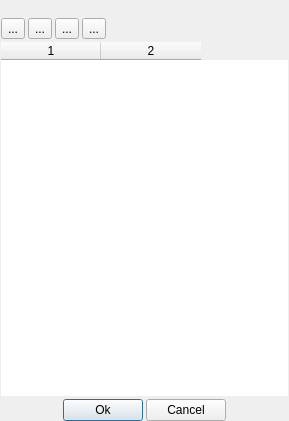
Qt form engine/core/render/base/editor/shader/node/ui/parameter_list_editor_dialog.ui (timi-liuliang/echo) before a commit.
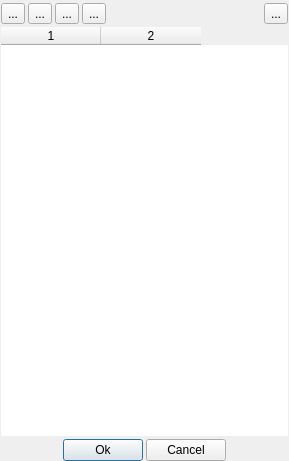
The same form after that commit. Custom widgets are drawn as their Qt base class.

Commit message: Custom Property Editor for edit ParamterList #880

The edit to the form file:
```diff
--- a/engine/core/render/base/editor/shader/node/ui/parameter_list_editor_dialog.ui
+++ b/engine/core/render/base/editor/shader/node/ui/parameter_list_editor_dialog.ui
@@ -7,7 +7,7 @@
     <x>0</x>
     <y>0</y>
     <width>289</width>
-    <height>421</height>
+    <height>461</height>
    </rect>
   </property>
   <property name="windowTitle">
@@ -21,7 +21,7 @@
     <number>1</number>
    </property>
    <property name="topMargin">
-    <number>1</number>
+    <number>3</number>
    </property>
    <property name="rightMargin">
     <number>1</number>
@@ -29,9 +29,6 @@
    <property name="bottomMargin">
     <number>0</number>
    </property>
-   <item>
-    <widget class="QT_UI::QMenuBarEx" name="m_menuBar"/>
-   </item>
    <item>
     <layout class="QHBoxLayout" name="horizontalLayout_2">
      <item>
@@ -87,17 +84,18 @@
       </widget>
      </item>
      <item>
-      <spacer name="horizontalSpacer_3">
-       <property name="orientation">
-        <enum>Qt::Horizontal</enum>
+      <widget class="QT_UI::QMoveableLabel" name="label">
+       <property name="text">
+        <string/>
        </property>
-       <property name="sizeHint" stdset="0">
-        <size>
-         <width>40</width>
-         <height>20</height>
-        </size>
+      </widget>
+     </item>
+     <item>
+      <widget class="QToolButton" name="m_close">
+       <property name="text">
+        <string>...</string>
        </property>
-      </spacer>
+      </widget>
      </item>
     </layout>
    </item>
@@ -176,9 +174,9 @@
  </widget>
  <customwidgets>
   <customwidget>
-   <class>QT_UI::QMenuBarEx</class>
+   <class>QT_UI::QMoveableLabel</class>
    <extends>QLabel</extends>
-   <header>engine/core/editor/qt/extension/QMenuBarEx.h</header>
+   <header>engine/core/editor/qt/extension/QMoveableLabel.h</header>
   </customwidget>
  </customwidgets>
  <resources/>
```
The commit also changes 4 other files.
